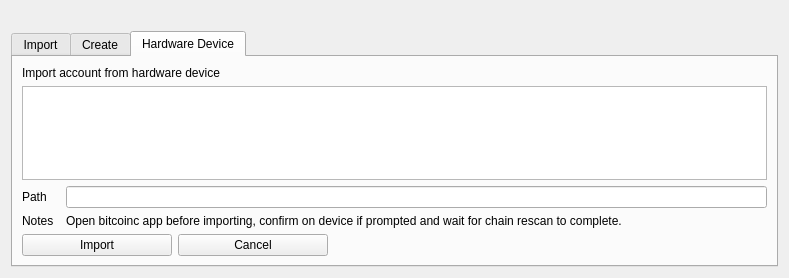
Before: the Qt Designer form src/qt/forms/mnemonicdialog.ui in Bitcoin-Confidential/BitcoinC-Core, drawn with Qt 5.
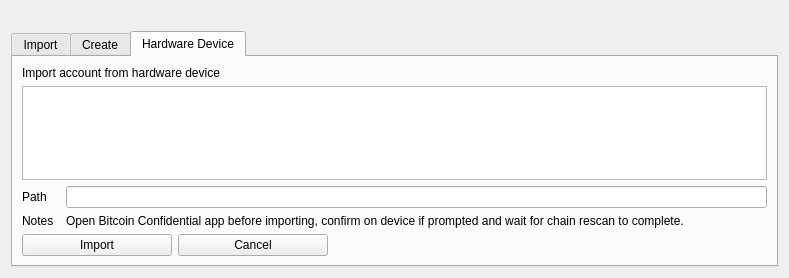
After: the same form once the commit is applied. The open tabs and pages were chosen to show the change.

The edit to the form file:
```diff
--- a/src/qt/forms/mnemonicdialog.ui
+++ b/src/qt/forms/mnemonicdialog.ui
@@ -411,7 +411,7 @@
          <item row="1" column="1">
           <widget class="QLabel" name="label_6">
            <property name="text">
-            <string>Open bitcoinc app before importing, confirm on device if prompted and wait for chain rescan to complete.</string>
+            <string>Open Bitcoin Confidential app before importing, confirm on device if prompted and wait for chain rescan to complete.</string>
            </property>
           </widget>
          </item>
```
